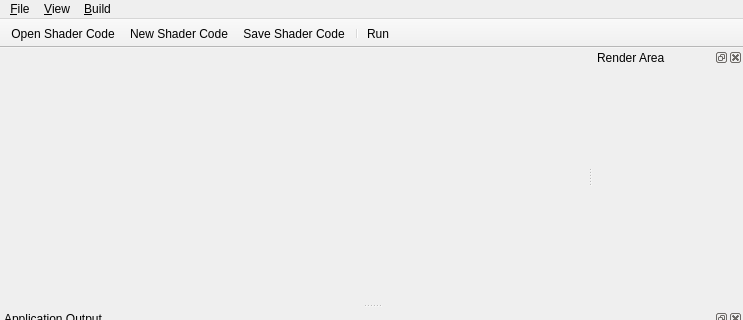
ethiago/shader-labs, file forms/mainwindow.ui: the form before one commit; both pictures show x 0 to 743 and y 0 to 320 of the 743 by 526 pixel window.
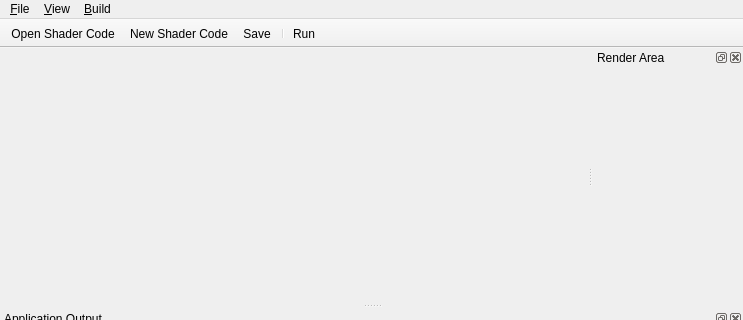
The form after the commit. Icons and pictures are not drawn.

What changed in the file:
```diff
--- a/forms/mainwindow.ui
+++ b/forms/mainwindow.ui
@@ -269,7 +269,7 @@
      <normaloff>:/ico/img/1302044102_mail-new.png</normaloff>:/ico/img/1302044102_mail-new.png</iconset>
    </property>
    <property name="text">
-    <string>&amp;Save Shader Code</string>
+    <string>&amp;Save</string>
    </property>
    <property name="shortcut">
     <string>Ctrl+S</string>
```
Left out of the diff: 13 changed lines with no effect on the pictures.
